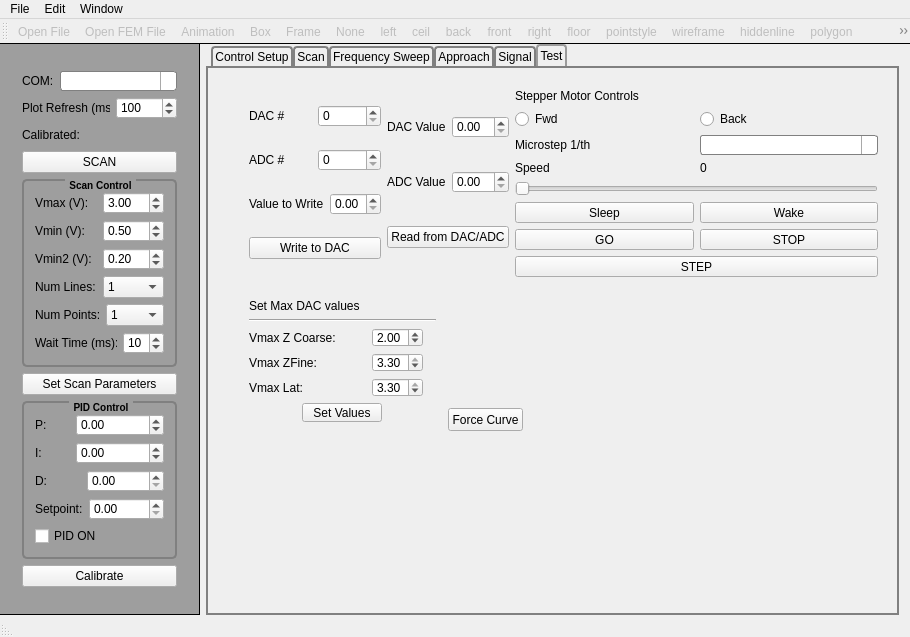
Old version of the form gui/mainwindow.ui in the repository neil-sarkar/AFM-CLIENT.
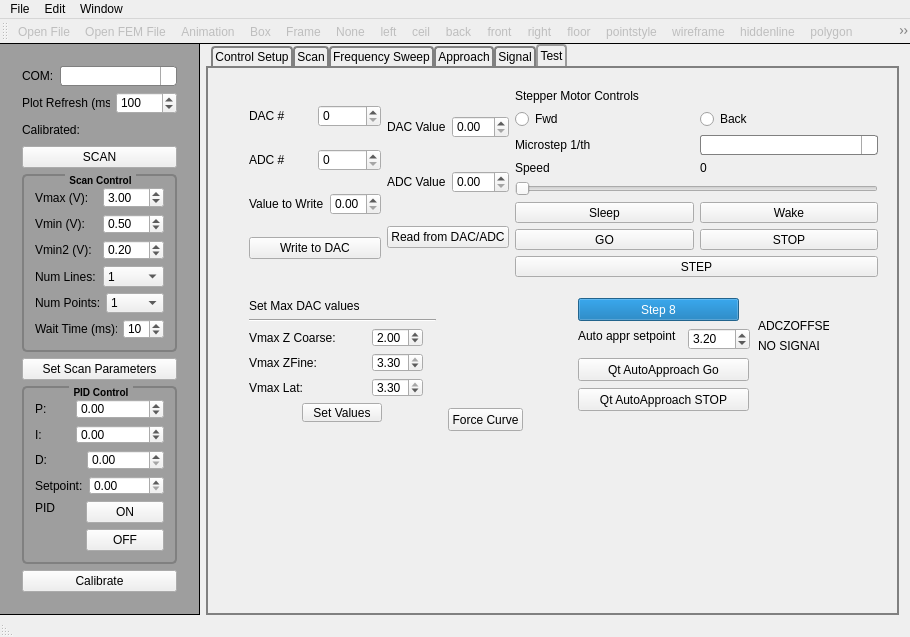
New version of the form. The open tabs and pages were chosen to show the change. Icons and pictures are not drawn.

Commit message: Fixed freq sweep scaling. Auto approach state machine improvements. TODO-The statemachine Z OFFSET scaling is incorrect.

Patch:
```diff
--- a/gui/mainwindow.ui
+++ b/gui/mainwindow.ui
@@ -393,7 +393,7 @@
              <string>PID Control</string>
             </property>
             <layout class="QGridLayout" name="gridLayout_4">
-             <item row="0" column="0">
+             <item row="0" column="0" colspan="2">
               <layout class="QGridLayout" name="gridLayout_5">
                <item row="0" column="0">
                 <layout class="QVBoxLayout" name="verticalLayout_3">
@@ -492,9 +492,33 @@
               </layout>
              </item>
              <item row="1" column="0">
-              <widget class="QCheckBox" name="chkbox_pid">
+              <widget class="QLabel" name="label_30">
                <property name="text">
-                <string>PID ON</string>
+                <string>PID</string>
+               </property>
+              </widget>
+             </item>
+             <item row="1" column="1" rowspan="2">
+              <widget class="QPushButton" name="btn_pid_on">
+               <property name="text">
+                <string>ON</string>
+               </property>
+              </widget>
+             </item>
+             <item row="2" column="0" rowspan="2">
+              <widget class="QLabel" name="label_pid_indicator">
+               <property name="text">
+                <string/>
+               </property>
+               <property name="pixmap">
+                <pixmap resource="resources.qrc">:/icons/icons/1413858973_ballred-24.png</pixmap>
+               </property>
+              </widget>
+             </item>
+             <item row="3" column="1">
+              <widget class="QPushButton" name="btn_pid_off">
+               <property name="text">
+                <string>OFF</string>
                </property>
               </widget>
              </item>
@@ -2480,6 +2504,106 @@
          </item>
         </layout>
        </widget>
+       <widget class="QPushButton" name="btn_autoappr_go">
+        <property name="geometry">
+         <rect>
+          <x>370</x>
+          <y>290</y>
+          <width>171</width>
+          <height>23</height>
+         </rect>
+        </property>
+        <property name="text">
+         <string>Qt AutoApproach Go</string>
+        </property>
+       </widget>
+       <widget class="QLabel" name="label_28">
+        <property name="geometry">
+         <rect>
+          <x>370</x>
+          <y>260</y>
+          <width>111</width>
+          <height>16</height>
+         </rect>
+        </property>
+        <property name="text">
+         <string>Auto appr setpoint</string>
+        </property>
+       </widget>
+       <widget class="QDoubleSpinBox" name="spinbox_autoappr_setpoint">
+        <property name="geometry">
+         <rect>
+          <x>480</x>
+          <y>260</y>
+          <width>62</width>
+          <height>22</height>
+         </rect>
+        </property>
+        <property name="singleStep">
+         <double>0.100000000000000</double>
+        </property>
+        <property name="value">
+         <double>3.200000000000000</double>
+        </property>
+       </widget>
+       <widget class="QPushButton" name="btn_autoappr_stop">
+        <property name="geometry">
+         <rect>
+          <x>370</x>
+          <y>320</y>
+          <width>171</width>
+          <height>23</height>
+         </rect>
+        </property>
+        <property name="text">
+         <string>Qt AutoApproach STOP</string>
+        </property>
+       </widget>
+       <widget class="QProgressBar" name="progbar_autoappr">
+        <property name="geometry">
+         <rect>
+          <x>370</x>
+          <y>230</y>
+          <width>161</width>
+          <height>23</height>
+         </rect>
+        </property>
+        <property name="maximum">
+         <number>8</number>
+        </property>
+        <property name="value">
+         <number>8</number>
+        </property>
+        <property name="format">
+         <string>Step %v</string>
+        </property>
+       </widget>
+       <widget class="QLabel" name="label_29">
+        <property name="geometry">
+         <rect>
+          <x>550</x>
+          <y>250</y>
+          <width>71</width>
+          <height>16</height>
+         </rect>
+        </property>
+        <property name="text">
+         <string>ADCZOFFSET</string>
+        </property>
+       </widget>
+       <widget class="QLabel" name="label_autoappr_meas">
+        <property name="geometry">
+         <rect>
+          <x>550</x>
+          <y>270</y>
+          <width>61</width>
+          <height>16</height>
+         </rect>
+        </property>
+        <property name="text">
+         <string>NO SIGNAL</string>
+        </property>
+       </widget>
       </widget>
      </widget>
     </item>
```
Left out of the diff: 48 changed lines with no effect on the pictures. The commit also changes 10 other files.
